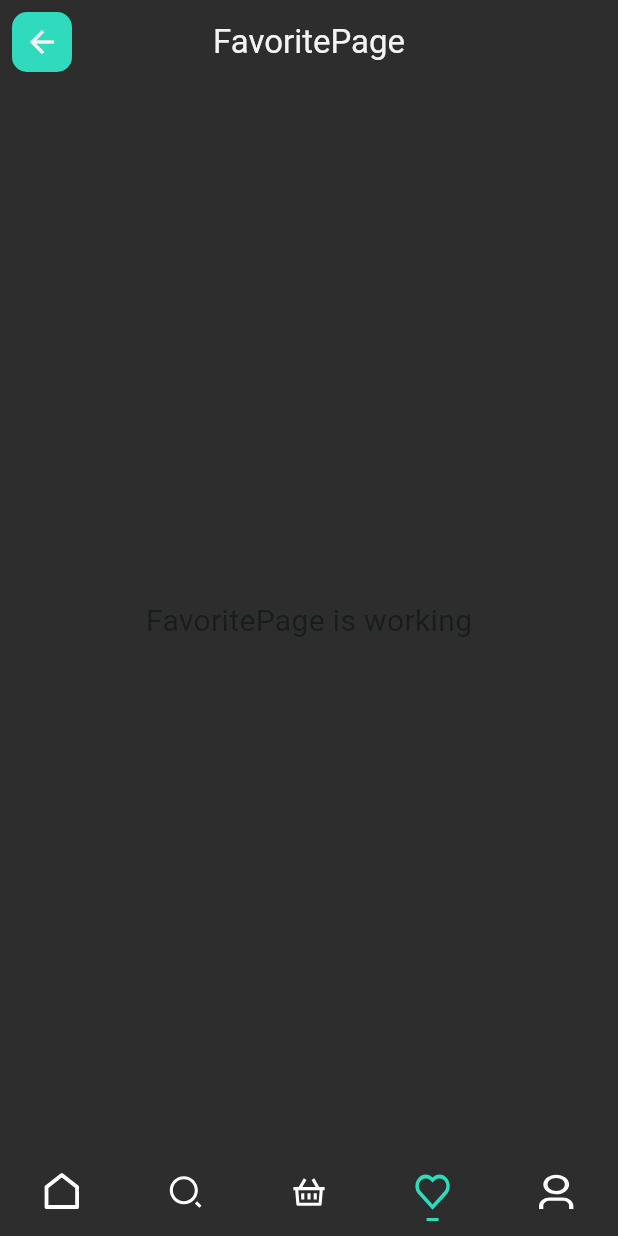
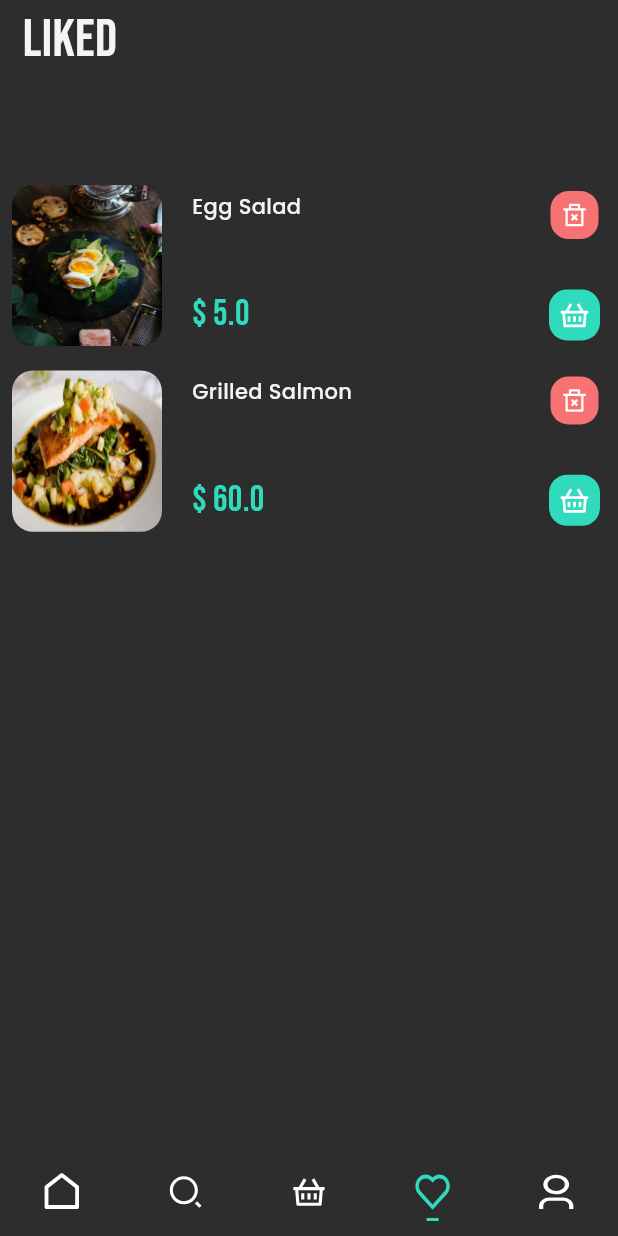
Before and after one commit to AVElfallah/food_e, a Flutter app: the FavoritePage screen opened by its route, on a phone screen of 412 x 824 dp. Run offline on Flutter 3.47's test engine with Material 3 defaults, Android fonts, the light colour scheme and no system bars; our stand-ins replace animate_do, flutter_image_slideshow, flutter_svg, google_fonts; project files that could hold a hidden picture were left out.

Commit message:
favorite page create

```diff
--- a/lib/pages/favorite/favorite_page.dart
+++ b/lib/pages/favorite/favorite_page.dart
@@ -1,22 +1,56 @@
 import 'package:flutter/material.dart';
+import 'package:google_fonts/google_fonts.dart';
 
+import '../../helpers/assets_helper.dart';
+import '../../helpers/colors_helper.dart';
 import '../../shared/layouts/shared_bottom_nav_layout.dart';
+import 'widgets/liked_component_widget.dart';
 
 class FavoritePage extends StatelessWidget {
   const FavoritePage({super.key});
 
   @override
   Widget build(BuildContext context) {
+    final height = MediaQuery.of(context).size.height;
     return Scaffold(
-      appBar: AppBar(
-        title: const Text('FavoritePage'),
-        centerTitle: true,
-      ),
-      body: const Center(
-        child: Text(
-          'FavoritePage is working',
-          style: TextStyle(fontSize: 20),
-        ),
+      body: Stack(
+        children: [
+          //AppBar [START]
+          SafeArea(
+            child: Padding(
+              padding: const EdgeInsets.only(left: 15),
+              child: Text(
+                'LIKED',
+                style: GoogleFonts.bebasNeue(
+                  fontSize: 36,
+                  color: ColorsHelper.light,
+                  fontWeight: FontWeight.w300,
+                ),
+              ),
+            ),
+          ),
+          //AppBar [END]
+
+          // Basket body [START]
+          Container(
+            height: height * .6,
+            margin: EdgeInsets.only(top: height * .14),
+            child: ListView(
+              children: const [
+                LikedComponentWidget(
+                  price: 5,
+                ),
+                LikedComponentWidget(
+                  assetImage: AssetsHelper.mealOfBreadImage,
+                  price: 60,
+                  name: 'Grilled Salmon',
+                ),
+              ],
+            ),
+          ),
+
+          //Basket body [END]
+        ],
       ),
       bottomNavigationBar: const SharedBottomNavLayout(currentIndex: 3),
     );
--- /dev/null
+++ b/lib/pages/favorite/widgets/liked_component_widget.dart
@@ -0,0 +1,101 @@
+import 'package:flutter/material.dart';
+import 'package:flutter_svg/flutter_svg.dart';
+import 'package:google_fonts/google_fonts.dart';
+
+import '../../../helpers/assets_helper.dart';
+import '../../../helpers/colors_helper.dart';
+
+class LikedComponentWidget extends StatelessWidget {
+  const LikedComponentWidget(
+      {super.key, this.assetImage, this.name, this.price});
+  final String? assetImage;
+  final String? name;
+  final double? price;
+
+  @override
+  Widget build(BuildContext context) {
+    final height = MediaQuery.of(context).size.height;
+    return SizedBox(
+      height: height * .15,
+      child: Row(
+        children: [
+          //image [START]
+          Container(
+            width: 100,
+            margin: const EdgeInsets.all(8),
+            decoration: BoxDecoration(
+              borderRadius: BorderRadius.circular(14),
+              image: DecorationImage(
+                image: AssetImage(
+                  assetImage ?? AssetsHelper.mealOfEggImage,
+                ),
+                fit: BoxFit.fill,
+              ),
+            ),
+          ),
+
+          //image [END]
+
+          // price and name column [START]
+          Padding(
+            padding: const EdgeInsets.all(12.0),
+            child: Column(
+              crossAxisAlignment: CrossAxisAlignment.start,
+              mainAxisAlignment: MainAxisAlignment.spaceBetween,
+              children: [
+                Text(
+                  name ?? 'Egg Salad',
+                  style: GoogleFonts.poppins(
+                    fontSize: 14,
+                    fontWeight: FontWeight.w500,
+                    color: ColorsHelper.light,
+                  ),
+                ),
+                Text(
+                  '\$ ${price ?? 46.00}',
+                  style: GoogleFonts.bebasNeue(
+                    fontSize: 24,
+                    color: ColorsHelper.primary,
+                  ),
+                ),
+              ],
+            ),
+          )
+          //price and name column [END]
+          ,
+          const Spacer(),
+          //count and delete button column [START]
+          Padding(
+            padding: const EdgeInsets.all(12),
+            child: Column(
+              children: [
+                Container(
+                  padding: const EdgeInsets.all(8),
+                  decoration: BoxDecoration(
+                    color: ColorsHelper.alertError,
+                    borderRadius: BorderRadius.circular(12),
+                  ),
+                  child: SvgPicture.asset(
+                    AssetsHelper.recycleIcon,
+                  ),
+                ),
+                const Spacer(),
+                Container(
+                  padding: const EdgeInsets.all(6),
+                  decoration: BoxDecoration(
+                    color: ColorsHelper.primary,
+                    borderRadius: BorderRadius.circular(12),
+                  ),
+                  child: SvgPicture.asset(
+                    AssetsHelper.basketIcon,
+                  ),
+                ),
+              ],
+            ),
+          )
+          //count and delete button [END]
+        ],
+      ),
+    );
+  }
+}
```
